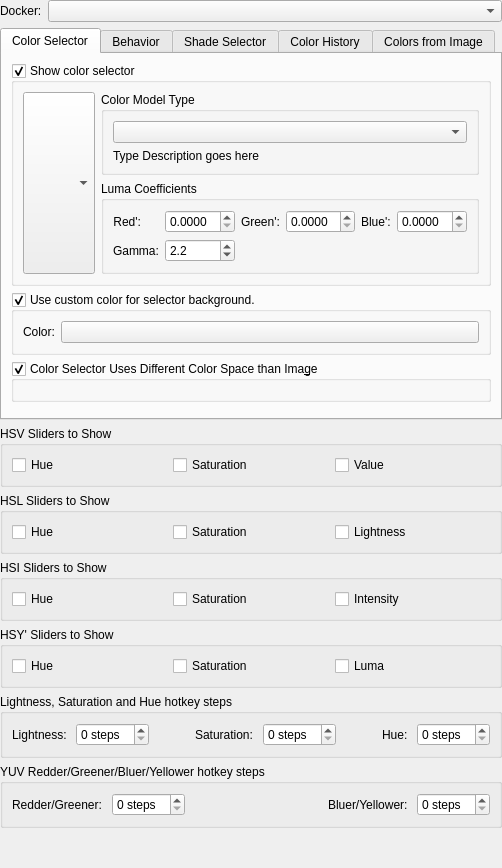
Old version of the form plugins/dockers/advancedcolorselector/wdg_color_selector_settings.ui in the repository KDE/krita.
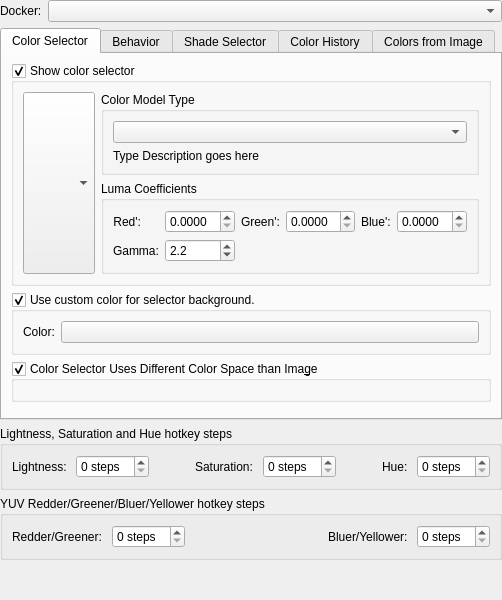
New version of the form. Custom widgets are drawn as their Qt base class.

Commit message:
Color Selector Settings: remove the panel for Color Sliders
This was removed in commit dd434d69ce24cc644322394f4f6184e9600508d5.

Part-of: <https://invent.kde.org/graphics/krita/-/merge_requests/1744>

Patch:
```diff
--- a/plugins/dockers/advancedcolorselector/wdg_color_selector_settings.ui
+++ b/plugins/dockers/advancedcolorselector/wdg_color_selector_settings.ui
@@ -1165,144 +1165,6 @@
      </widget>
     </widget>
    </item>
-   <item>
-    <widget class="QWidget" name="colorSliderOptions" native="true">
-     <layout class="QVBoxLayout" name="verticalLayout">
-      <property name="leftMargin">
-       <number>0</number>
-      </property>
-      <property name="topMargin">
-       <number>0</number>
-      </property>
-      <property name="rightMargin">
-       <number>0</number>
-      </property>
-      <property name="bottomMargin">
-       <number>0</number>
-      </property>
-      <item>
-       <widget class="QGroupBox" name="groupHsv">
-        <property name="title">
-         <string>HSV Sliders to Show</string>
-        </property>
-        <layout class="QHBoxLayout" name="horizontalLayout">
-         <item>
-          <widget class="QCheckBox" name="csl_hsvH">
-           <property name="text">
-            <string>Hue</string>
-           </property>
-          </widget>
-         </item>
-         <item>
-          <widget class="QCheckBox" name="csl_hsvS">
-           <property name="text">
-            <string>Saturation</string>
-           </property>
-          </widget>
-         </item>
-         <item>
-          <widget class="QCheckBox" name="csl_hsvV">
-           <property name="text">
-            <string comment="Brightness level of HSV model">Value</string>
-           </property>
-          </widget>
-         </item>
-        </layout>
-       </widget>
-      </item>
-      <item>
-       <widget class="QGroupBox" name="groupHsl">
-        <property name="title">
-         <string>HSL Sliders to Show</string>
-        </property>
-        <layout class="QHBoxLayout" name="horizontalLayout_3">
-         <item>
-          <widget class="QCheckBox" name="csl_hslH">
-           <property name="text">
-            <string>Hue</string>
-           </property>
-          </widget>
-         </item>
-         <item>
-          <widget class="QCheckBox" name="csl_hslS">
-           <property name="text">
-            <string>Saturation</string>
-           </property>
-          </widget>
-         </item>
-         <item>
-          <widget class="QCheckBox" name="csl_hslL">
-           <property name="text">
-            <string comment="Lightness HSI">Lightness</string>
-           </property>
-          </widget>
-         </item>
-        </layout>
-       </widget>
-      </item>
-      <item>
-       <widget class="QGroupBox" name="groupHsi">
-        <property name="title">
-         <string>HSI Sliders to Show</string>
-        </property>
-        <layout class="QHBoxLayout" name="horizontalLayout_2">
-         <item>
-          <widget class="QCheckBox" name="csl_hsiH">
-           <property name="text">
-            <string>Hue</string>
-           </property>
-          </widget>
-         </item>
-         <item>
-          <widget class="QCheckBox" name="csl_hsiS">
-           <property name="text">
-            <string>Saturation</string>
-           </property>
-          </widget>
-         </item>
-         <item>
-          <widget class="QCheckBox" name="csl_hsiI">
-           <property name="text">
-            <string comment="Brightness in HSI color model">Intensity</string>
-           </property>
-          </widget>
-         </item>
-        </layout>
-       </widget>
-      </item>
-      <item>
-       <widget class="QGroupBox" name="groupHsy">
-        <property name="title">
-         <string>HSY' Sliders to Show</string>
-        </property>
-        <layout class="QHBoxLayout" name="horizontalLayout_4">
-         <item>
-          <widget class="QCheckBox" name="csl_hsyH">
-           <property name="text">
-            <string>Hue</string>
-           </property>
-          </widget>
-         </item>
-         <item>
-          <widget class="QCheckBox" name="csl_hsyS">
-           <property name="text">
-            <string>Saturation</string>
-           </property>
-          </widget>
-         </item>
-         <item>
-          <widget class="QCheckBox" name="csl_hsyY">
-           <property name="text">
-            <string>Luma</string>
-           </property>
-          </widget>
-         </item>
-        </layout>
-       </widget>
-      </item>
-     </layout>
-    </widget>
-   </item>
    <item>
     <widget class="QWidget" name="hotKeyOptions" native="true">
      <layout class="QVBoxLayout" name="hotkeyOptions">
```
The commit also changes 1 other file.
